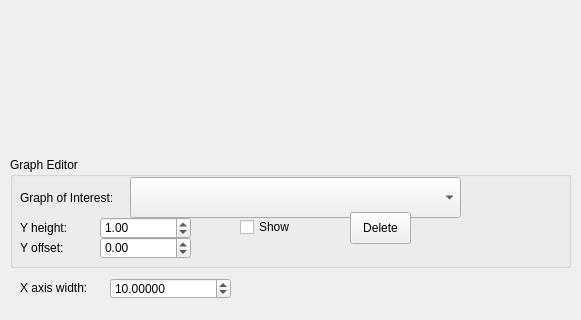
This is src/WhiskerToolbox/AnalogViewer/analog_viewer.ui in paulmthompson/WhiskerToolbox as Qt 5 draws it before an edit; both pictures show x 0 to 581 and y 223 to 543 of the 581 by 543 pixel window. The edited form follows.
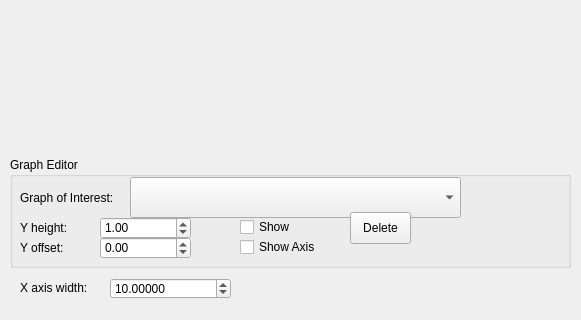
This is the edited form. Custom widgets are drawn as their Qt base class.

Commit message:
adding Graph y axis options
- hide show
- Proper offset

Also fix crash caused on deletion of graph

```diff
--- a/src/WhiskerToolbox/AnalogViewer/analog_viewer.ui
+++ b/src/WhiskerToolbox/AnalogViewer/analog_viewer.ui
@@ -151,6 +151,19 @@
      <string>Delete</string>
     </property>
    </widget>
+   <widget class="QCheckBox" name="showaxis_checkbox">
+    <property name="geometry">
+     <rect>
+      <x>230</x>
+      <y>80</y>
+      <width>101</width>
+      <height>20</height>
+     </rect>
+    </property>
+    <property name="text">
+     <string>Show Axis</string>
+    </property>
+   </widget>
   </widget>
   <widget class="QLabel" name="label_4">
    <property name="geometry">
```
The commit also changes 2 other files.
